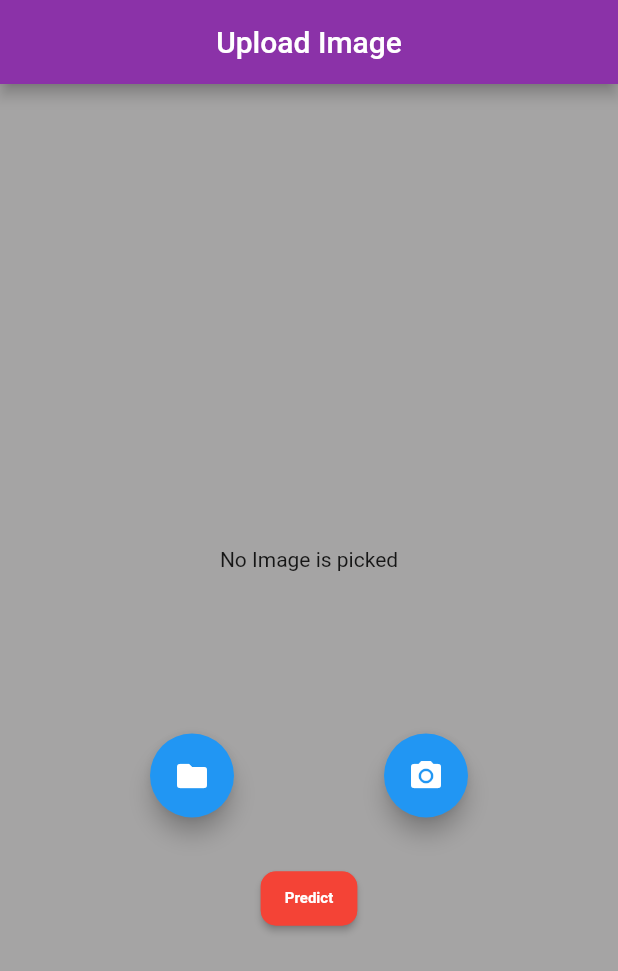
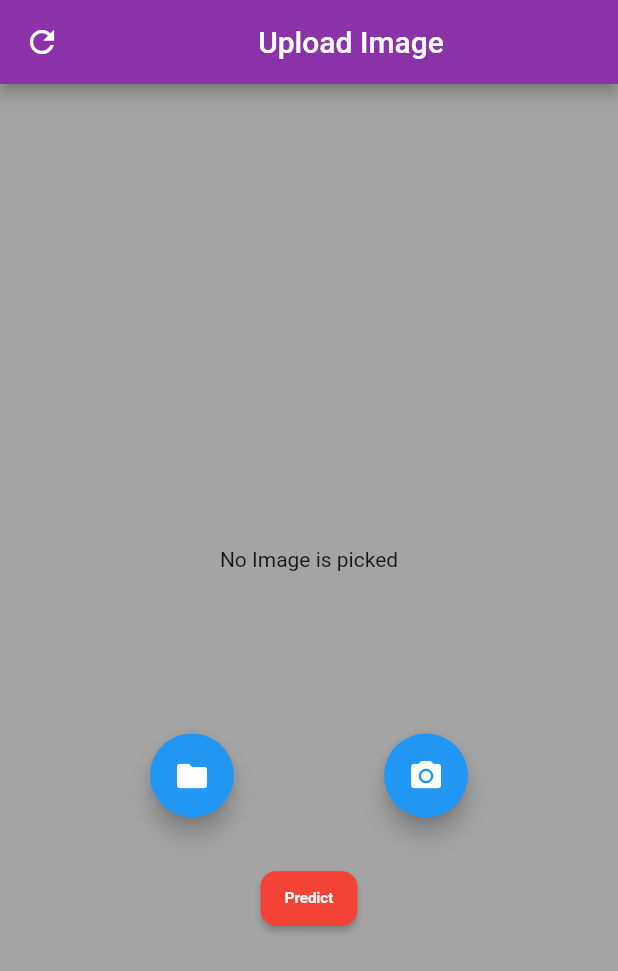
Before and after one commit to Riwaj22/Image-Picker-App, a Flutter app: the screen it shows after launch, on a phone screen of 412 x 824 dp. Shown: the top 971 px of the screen. Run offline on Flutter 3.47's test engine with Material 2 defaults, Android fonts, the phone set to English and light mode, and no system bars; our stand-ins replace image_cropper, image_picker; missing offline and left inert: async_button_builder.

Commit message:
initial commit

```diff
--- a/lib/main.dart
+++ b/lib/main.dart
@@ -114,7 +114,15 @@ class _MyHomePageState extends State<MyHomePage> {
 
         backgroundColor: Color(0xffA5A4A4),
         appBar: AppBar(
+
           title: Center(child: Text("Upload Image")),
+          leading: IconButton(
+        icon: Icon(Icons.refresh),
+            onPressed: () {
+             Navigator.pushNamed(context, 'a');
+            },
+
+          ),
           backgroundColor:Color(0XFF8b32a8) ,
         ),
         body: Column(
@@ -190,7 +198,11 @@ class _MyHomePageState extends State<MyHomePage> {
 
                     ),
                   )),
+
+
+
             )
+
 
           ],
 
```
